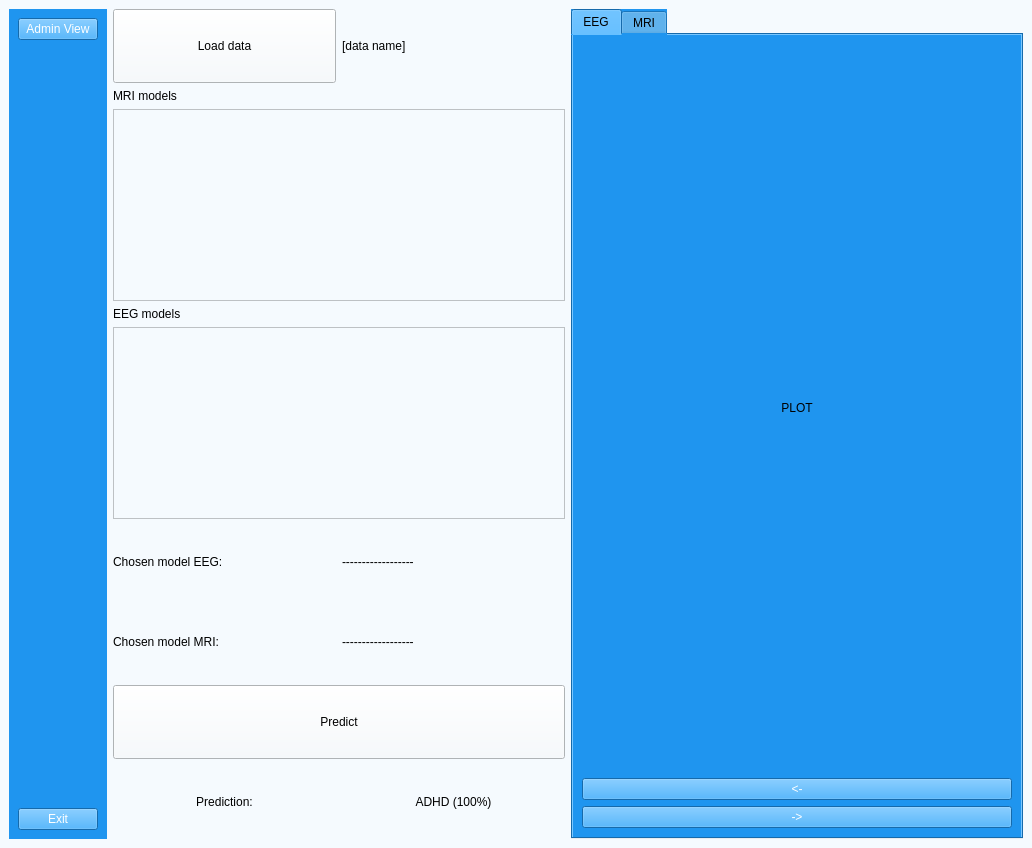
This is UI/doctorView1.ui in matimusial/ADHDPredictorApp as Qt 5 draws it before an edit. The edited form follows.
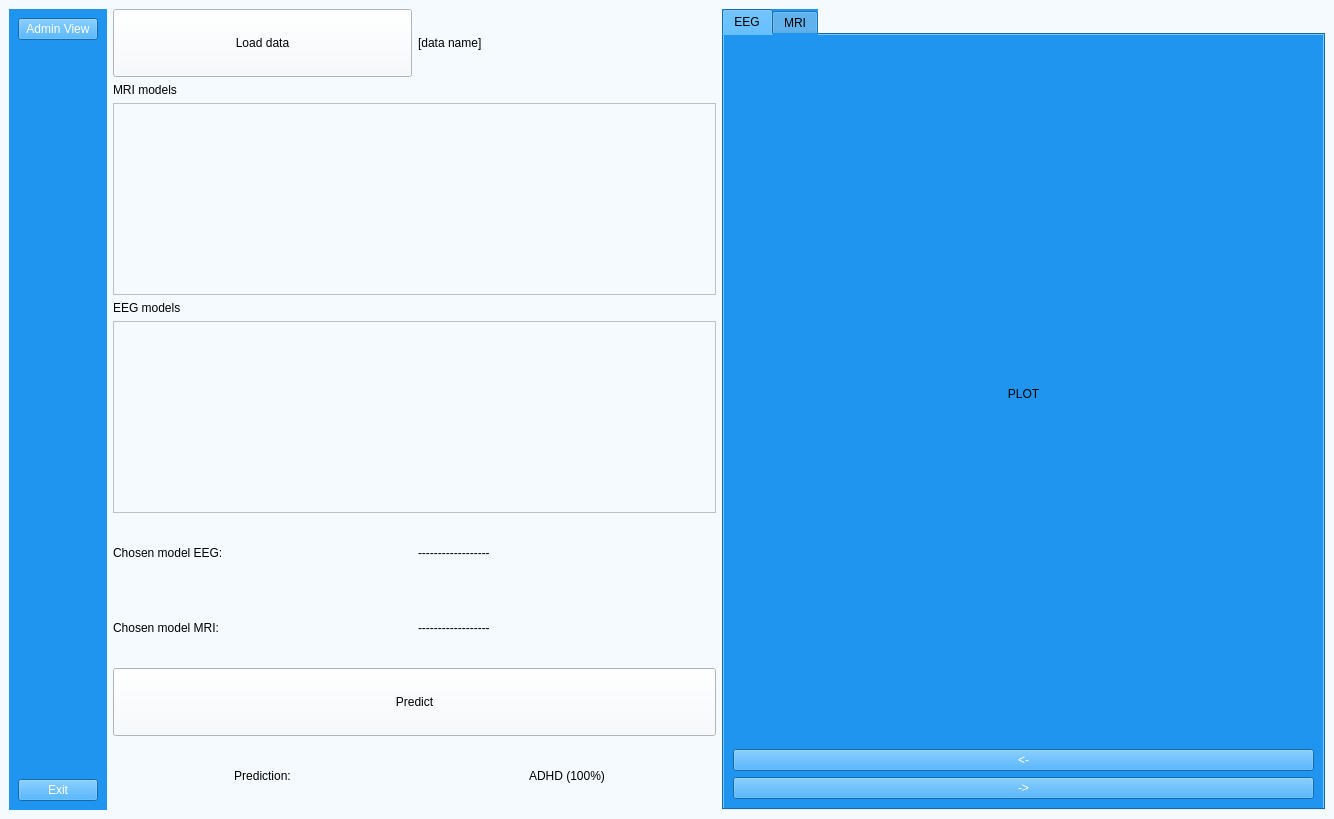
This is the edited form.

Patch:
```diff
--- a/UI/doctorView1.ui
+++ b/UI/doctorView1.ui
@@ -6,8 +6,8 @@
    <rect>
     <x>0</x>
     <y>0</y>
-    <width>1032</width>
-    <height>848</height>
+    <width>1334</width>
+    <height>819</height>
    </rect>
   </property>
   <property name="windowTitle">
```
